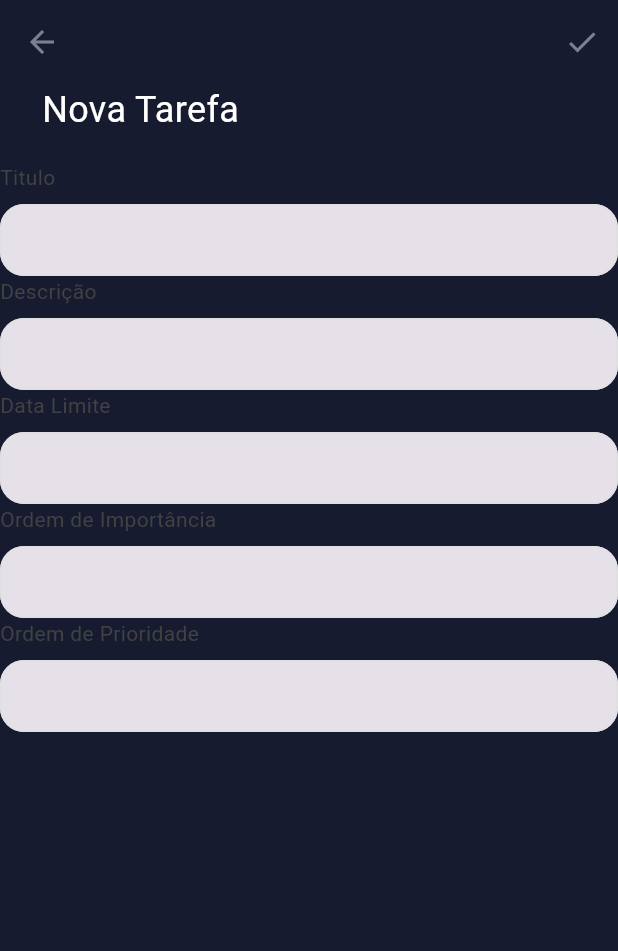
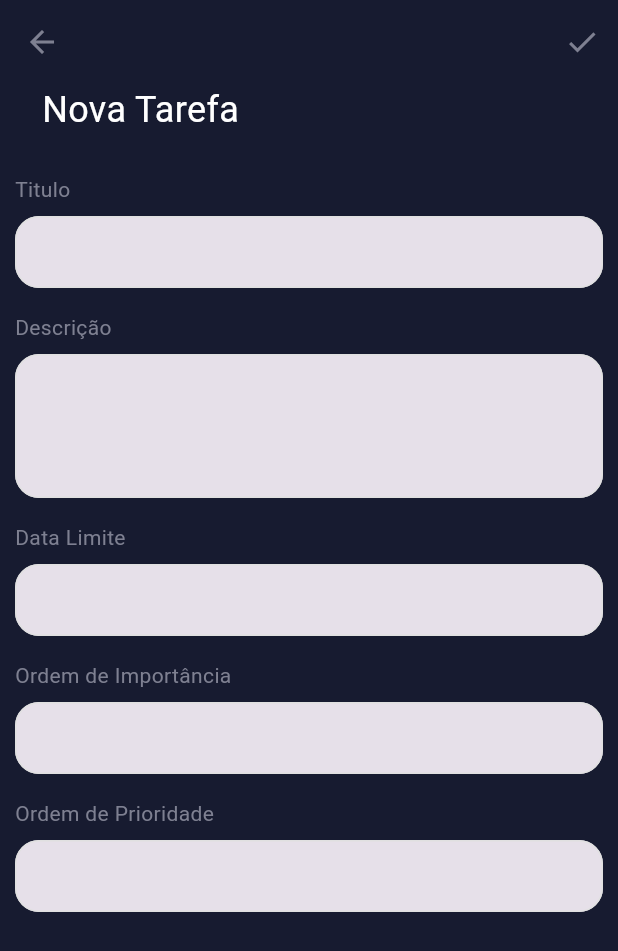
Before and after one commit to diego0361/app_metas_2024, a Flutter app: the screen it shows after launch, after a tap on the "add circle outline" icon, on a phone screen of 412 x 824 dp. Shown: the top 951 px of the screen. Run offline on Flutter 3.47's test engine with Material 3 defaults, Android fonts, the phone set to English and light mode, and no system bars; our stand-ins replace cloud_firestore, firebase_core, get; missing offline and left inert: mask; accounts and stored records are empty.

Commit message:
feature: limpar campos após salvar a tarefa

```diff
--- a/lib/app/presenter/add_task/add_task_controller.dart
+++ b/lib/app/presenter/add_task/add_task_controller.dart
@@ -28,6 +28,10 @@ class AddTaskController extends GetxController with LoaderManager {
     loadTasks();
   }
 
+  void clearFields() {
+    task.value = TaskModel();
+  }
+
   Future<void> loadTasks() async {
     tasks.value = await addTaskRepository.getTasks();
   }
@@ -40,8 +44,9 @@ class AddTaskController extends GetxController with LoaderManager {
         await addTaskRepository.updateTask(task.value);
       }
 
+      clearFields();
+      Navigator.pop(Get.context!);
       await Get.find<MyHomeController>().loadTasks();
-      Navigator.pop(Get.context!);
     } catch (e) {
       debugPrint('Erro ao adicionar a tarefa: $e');
     }
--- a/lib/app/presenter/add_task/add_task_page.dart
+++ b/lib/app/presenter/add_task/add_task_page.dart
@@ -18,7 +18,8 @@ class AddTaskPage extends GetView<AddTaskController> {
 
   @override
   Widget build(BuildContext context) {
-    return Scaffold(
+    return controller.appForm.build(
+        child: Scaffold(
       extendBody: true,
       backgroundColor: AppColors.primaryColor,
       appBar: AppBar(
@@ -68,6 +69,7 @@ class AddTaskPage extends GetView<AddTaskController> {
                 controller.task.value.description = value;
               },
               maxLines: 3,
+              minLines: 3,
             ),
             AppTextFormField(
               titleLabel: "Data Limite",
@@ -93,6 +95,6 @@ class AddTaskPage extends GetView<AddTaskController> {
           ],
         ),
       ),
-    );
+    ));
   }
 }
--- a/lib/app/shared/custom_form_field.dart
+++ b/lib/app/shared/custom_form_field.dart
@@ -67,13 +67,15 @@ class _AppTextFormFieldState extends State<AppTextFormField> {
 
   @override
   Widget build(BuildContext context) {
-    return Column(
+    return Padding(
+      padding: const EdgeInsets.symmetric(horizontal: 10.0, vertical: 8.0),
+      child: Column(
         crossAxisAlignment: CrossAxisAlignment.start,
         mainAxisSize: MainAxisSize.min,
         children: [
           Text(
             '${widget.titleLabel} ${widget.validator == null ? '' : '*'}',
-          style: TextStyle(color: Colors.grey.shade800),
+            style: const TextStyle(color: AppColors.grey),
           ),
           const SizedBox(height: 8),
           TextFormField(
@@ -125,6 +127,7 @@ class _AppTextFormFieldState extends State<AppTextFormField> {
             validator: widget.validator,
           ),
         ],
+      ),
     );
   }
 
```
Lines whose indentation alone changed are shown as unchanged.
